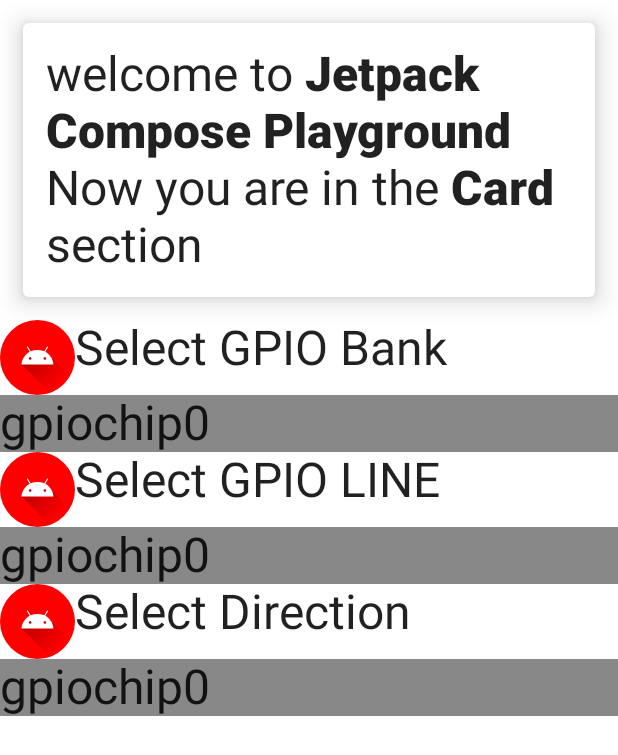
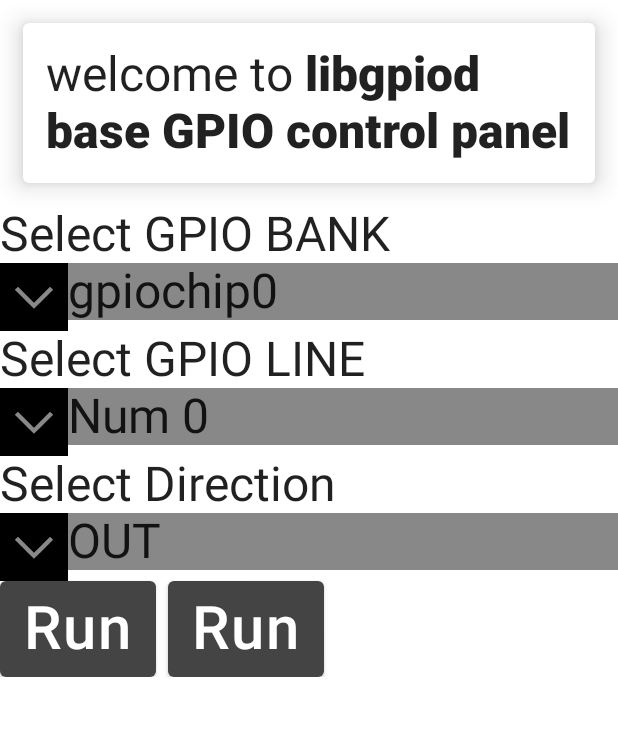
Before and after one commit to wigcheng/compose_kotlin_jni-test, an Android app built with Jetpack Compose: the screen it shows after launch (MainActivity), on a phone screen of 412 x 824 dp. Shown: the top 755 px of the screen. Run offline under Robolectric (Android 15) with nearby library versions, the phone set to English and light mode, and no system bars; 1 statement that could not run was skipped.

Commit message:
add compose jni layer

```diff
--- a/app/src/main/cpp/CMakeLists.txt
+++ b/app/src/main/cpp/CMakeLists.txt
@@ -32,7 +32,6 @@ add_library( # Sets the name of the library.
 
 find_library( # Sets the name of the path variable.
               log-lib
-
               # Specifies the name of the NDK library that
               # you want CMake to locate.
               log )
--- a/app/src/main/java/com/example/compose_test/MainActivity.kt
+++ b/app/src/main/java/com/example/compose_test/MainActivity.kt
@@ -2,6 +2,7 @@ package com.example.compose_test
 
 import android.graphics.Color
 import android.os.Bundle
+import android.widget.Toast
 import androidx.activity.ComponentActivity
 import androidx.activity.compose.setContent
 import androidx.compose.foundation.Image
@@ -16,11 +17,13 @@ import androidx.compose.runtime.*
 import androidx.compose.ui.Alignment
 import androidx.compose.ui.Modifier
 import androidx.compose.ui.draw.clip
+import androidx.compose.ui.graphics.Color.Companion.DarkGray
 import androidx.compose.ui.graphics.Color.Companion.Gray
 import androidx.compose.ui.graphics.Color.Companion.Red
 import androidx.compose.ui.graphics.Color.Companion.White
 import androidx.compose.ui.graphics.RectangleShape
 import androidx.compose.ui.layout.ContentScale
+import androidx.compose.ui.platform.LocalContext
 import androidx.compose.ui.res.painterResource
 import androidx.compose.ui.text.SpanStyle
 import androidx.compose.ui.text.buildAnnotatedString
@@ -38,30 +41,87 @@ class MainActivity : ComponentActivity() {
             Compose_testTheme {
                 // A surface container using the 'background' color from the theme
                 Surface(color = MaterialTheme.colors.background) {
+
+                    var DropdownGpioBank = createDropDownList()
+                    var DropdownGpioLine = createDropDownList()
+                    var DropdownGpioDirection = createDropDownList()
                     Column {
                         CardDemo()
-                        Greeting("Select GPIO Bank")
-                        DropdownCreate()
+                        //Greeting(stringFromJNI())
+                        Greeting("Select GPIO BANK")
+                        DropdownGpioBank.DropdownCreate(5, createDropDownList.listType.GPIO_BANK)
                         Greeting("Select GPIO LINE")
-                        DropdownCreate()
+                        DropdownGpioLine.DropdownCreate(5, createDropDownList.listType.GPIO_LINE)
                         Greeting("Select Direction")
-                        DropdownCreate()
+                        DropdownGpioDirection.DropdownCreate(5, createDropDownList.listType.GPIO_DIR)
+                        Row (horizontalArrangement = Arrangement.spacedBy(8.dp),){
+                            ButtonWithColor()
+                            ButtonWithColor()
+                        }
+
                     }
 
                 }
             }
         }
     }
+
+    external fun stringFromJNI(): String
+
+    companion object {
+        // Used to load the 'myapplication' library on application startup.
+        init {
+            System.loadLibrary("compose_test")
+        }
+    }
+}
+
+class createDropDownList{
+
+    var index = 0
+
+    enum class listType {
+        GPIO_BANK,
+        GPIO_LINE,
+        GPIO_DIR
     }
 
     @Composable
-fun DropdownCreate() {
+    fun DropdownCreate(total: Int, dropdown_type: listType) {
         var expanded by remember { mutableStateOf(false) }
-    val items = listOf("gpiochip0", "gpiochip1", "gpiochip2", "gpiochip3", "gpiochip4", "gpiochip5")
-    val disabledValue = "gpiochip5"
+
         var selectedIndex by remember { mutableStateOf(0) }
+        var type_str: String = ""
+        val items = ArrayList<String>()
 
-        Text(items[selectedIndex],modifier = Modifier.fillMaxWidth().clickable(onClick = { expanded = true }).background(Gray))
+        if(dropdown_type == listType.GPIO_BANK) {
+            type_str = "gpiochip"
+        }else if(dropdown_type == listType.GPIO_LINE) {
+            type_str = "Num "
+        }
+
+        if(dropdown_type == listType.GPIO_DIR) {
+            items.add("OUT")
+            items.add("IN")
+        } else {
+            for (num in 1..total) {
+                items.add(type_str + (num - 1))
+            }
+        }
+        val disabledValue = "gpiochip4"
+        Row {
+            Box(modifier = Modifier
+                .size(45.dp).clickable(onClick = { expanded = true })
+                .clip(RectangleShape).background(Gray)) {
+                Image(painter = painterResource(R.drawable.ic_down_chevron), contentDescription = "down_chevron")
+            }
+
+            Text(
+                items[selectedIndex],
+                modifier = Modifier.fillMaxWidth().clickable(onClick = { expanded = true })
+                    .background(Gray)
+            )
+
             DropdownMenu(
                 expanded = expanded,
                 onDismissRequest = { expanded = false },
@@ -78,6 +138,8 @@ fun DropdownCreate() {
                             ""
                         }
                         Text(text = s + disabledText, fontSize = 40.sp)
+                    }
+                }
             }
         }
     }
@@ -100,17 +162,8 @@ fun CardDemo() {
                     append("welcome to ")
                     withStyle(style = SpanStyle(fontWeight = FontWeight.W900)
                     ) {
-                        append("Jetpack Compose Playground")
+                        append("libgpiod base GPIO control panel")
                     }
-                }
-            )
-            Text(
-                buildAnnotatedString {
-                    append("Now you are in the ")
-                    withStyle(style = SpanStyle(fontWeight = FontWeight.W900)) {
-                        append("Card")
-                    }
-                    append(" section")
                 }
             )
         }
@@ -121,14 +174,6 @@ fun CardDemo() {
 @Composable
 fun Greeting(name: String) {
     Row {
-        Box(
-            modifier = Modifier
-                .size(50.dp)
-                .clip(CircleShape)
-                .background(Red)
-        ){
-            Image(painter = painterResource(R.drawable.ic_launcher_foreground), contentDescription = "test", contentScale = ContentScale.Crop)
-        }
         Text(text = "$name")
     }
 }
@@ -140,3 +185,21 @@ fun DefaultPreview() {
         Greeting("Android")
     }
 }
+
+@Composable
+fun ButtonWithColor(){
+    val context = LocalContext.current
+    Button(onClick = {
+        //your onclick code
+        Toast.makeText(
+            context,
+            "I am a toast message",
+            Toast.LENGTH_SHORT
+        ).show()
+    },
+        colors = ButtonDefaults.buttonColors(backgroundColor = DarkGray))
+
+    {
+        Text(text = "Run",color = White,  fontSize = 40.sp)
+    }
+}
--- /dev/null
+++ b/app/src/main/res/drawable/ic_down_chevron.xml
@@ -0,0 +1,10 @@
+<vector xmlns:android="http://schemas.android.com/apk/res/android"
+    android:width="512dp"
+    android:height="512dp"
+    android:viewportWidth="512"
+    android:viewportHeight="512">
+  <path
+      android:pathData="M0,256l0,256 256,-0 256,-0 0,-256 0,-256 -256,-0 -256,-0 0,256zM316.3,238.2l60.2,-60.2 12,12 12,12.1 -72,71.4c-39.6,39.3 -72.2,71.4 -72.5,71.4 -0.3,-0 -32.9,-32.1 -72.5,-71.4l-72,-71.4 12,-12.1 12,-12 60.2,60.2 60.3,60.3 60.3,-60.3z"
+      android:fillColor="#000000"
+      android:strokeColor="#00000000"/>
+</vector>
```
Also changed, not shown: 3 other files. Lines whose indentation alone changed are shown as unchanged.
